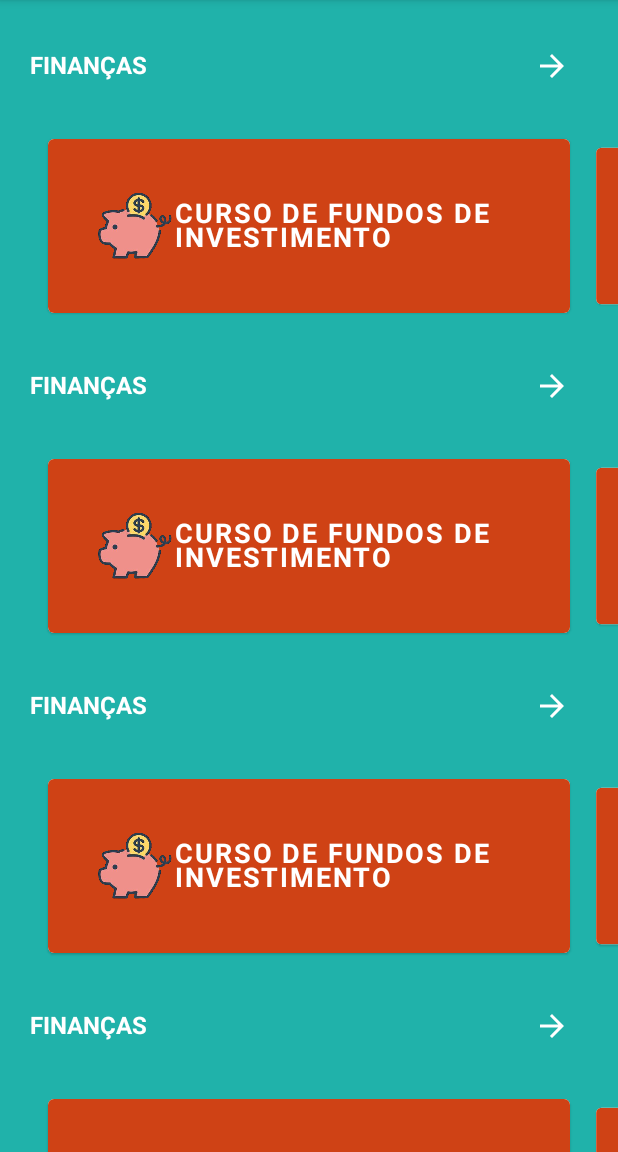
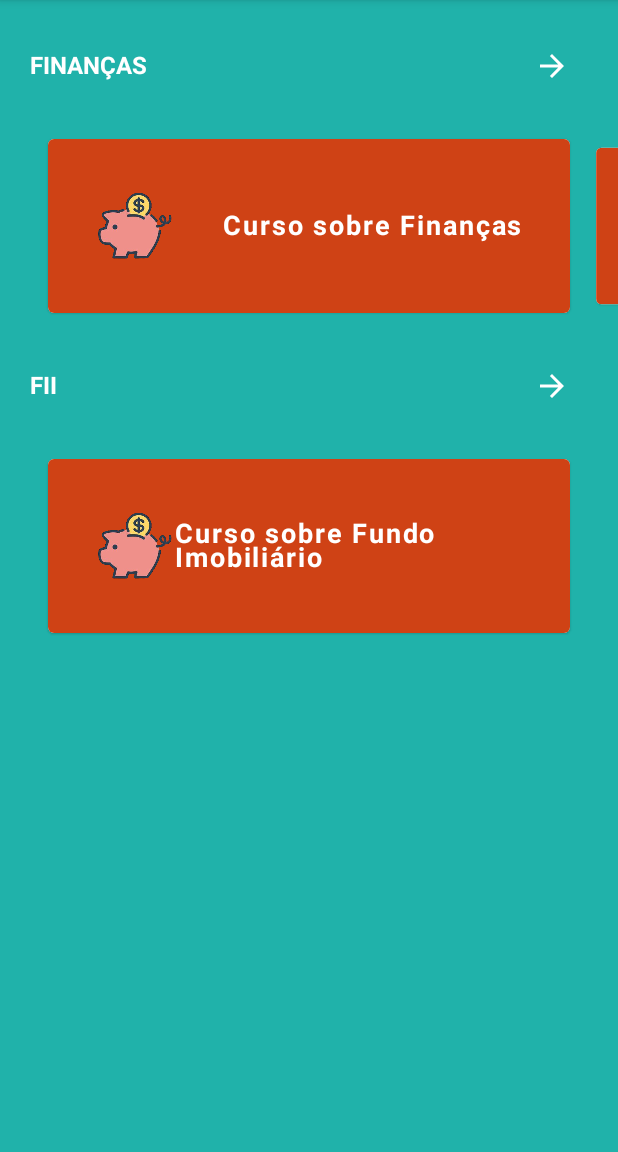
Before and after one commit to DanieleStein/Jupiter, an Android app built with Jetpack Compose: the CourseScreen screen opened through its navigation route, after a tap on "Profile", on a phone screen of 412 x 824 dp, the part 84-1236 px from its top. Run offline under Robolectric (Android 15) with nearby library versions, the phone set to English and light mode, and no system bars; our stand-ins replace accompanist.

Commit message:
Dados mocados na tela de cursos

```diff
--- a/androidApp/src/main/java/br/com/jupiter/android/Navigator.kt
+++ b/androidApp/src/main/java/br/com/jupiter/android/Navigator.kt
@@ -6,12 +6,15 @@ import androidx.navigation.NavHostController
 import androidx.navigation.compose.NavHost
 import androidx.navigation.compose.composable
 import androidx.navigation.compose.rememberNavController
+import br.com.jupiter.Objects.Mock
+import br.com.jupiter.android.components.CardCourse
 import br.com.jupiter.android.content.ContentScreen
 import br.com.jupiter.android.courses.CourseScreen
 import br.com.jupiter.android.login.LoginScreen
 import br.com.jupiter.android.orders.OrderScreen
 import br.com.jupiter.android.registerPayment.RegisterPaymentScreen
 import br.com.jupiter.android.registerUser1.RegisterUserScreen
+import br.com.jupiter.model.Curso
 import br.com.jupiter.model.Usuario
 
 
@@ -26,8 +29,6 @@ fun Navigator(
     initial: Route = Route.LOGIN
 ) {
 
-    lateinit var usuario: Usuario
-
 
     NavHost(
         navController = navHostController,
@@ -39,17 +40,23 @@ fun Navigator(
 
         composable(Route.LOGIN.name) {
             LoginScreen(
-                onHomeNavigate = {navHostController.navigate(Route.COURSES.name)},
-                onCreateNavigate = {navHostController.navigate(Route.CREATE.name)}
+                onHomeNavigate = { navHostController.navigate(Route.COURSES.name) },
+                onCreateNavigate = { navHostController.navigate(Route.CREATE.name) }
             )
 
         }
 
         composable(Route.COURSES.name) {
             CourseScreen()
+        }
 
-            //navHostController.navigate(Route.CONTENT.name)
-        }
+ /*       composable(Route.CARD.name) {
+            CardCourse(onNavigateDetails = { conteudo ->
+                println(conteudo)
+                navHostController.navigate(Route.LOGIN.name)
+            }, curso = ""
+            )
+        }*/
 
         composable(Route.CREATE.name) {
             RegisterUserScreen(
--- a/androidApp/src/main/java/br/com/jupiter/android/components/CardCourse.kt
+++ b/androidApp/src/main/java/br/com/jupiter/android/components/CardCourse.kt
@@ -18,14 +18,18 @@ import androidx.compose.ui.unit.lerp
 import androidx.compose.ui.unit.sp
 import androidx.compose.ui.util.lerp
 import androidx.navigation.compose.rememberNavController
+import br.com.jupiter.Objects.Mock
 import br.com.jupiter.android.R
+import br.com.jupiter.model.Categorias
+import br.com.jupiter.model.Conteudo
+import br.com.jupiter.model.Curso
 import com.google.accompanist.pager.ExperimentalPagerApi
 import com.google.accompanist.pager.HorizontalPager
 import com.google.accompanist.pager.calculateCurrentOffsetForPage
 import kotlin.math.absoluteValue
 
 @Composable
-fun CardCourse(curso: String, onCardNavigation: () -> Unit) {
+fun CardCourse(curso: String, onNavigateDetails: (Curso) -> Unit = {}) {
     Column(
         modifier = Modifier
             .background(Color(0xFFCF4215))
@@ -33,10 +37,13 @@ fun CardCourse(curso: String, onCardNavigation: () -> Unit) {
             .padding(horizontal = 23.dp, vertical = 23.dp)
             .fillMaxWidth()
             .clickable {
-        onCardNavigation.invoke()
+                //
             }
     ) {
-    TextButton(onClick = { /*TODO*/ }) {
+        TextButton(onClick = {
+            println("Entrei")
+            //onNavigateDetails.invoke(curso)
+        }) {
             Row(
                 verticalAlignment = Alignment.CenterVertically
             ) {
@@ -48,7 +55,12 @@ fun CardCourse(curso: String, onCardNavigation: () -> Unit) {
                     )
                 }
                 Spacer(modifier = Modifier.weight(1f))
-        Text(curso, fontSize = 18.sp, fontWeight = FontWeight.Bold, color = Color.White)
+                Text(
+                    curso,
+                    fontSize = 18.sp,
+                    fontWeight = FontWeight.Bold,
+                    color = Color.White
+                )
             }
         }
     }
@@ -56,17 +68,18 @@ fun CardCourse(curso: String, onCardNavigation: () -> Unit) {
 
 @OptIn(ExperimentalPagerApi::class)
 @Composable
-fun CardCourseGroup() {
-  val navController = rememberNavController()
+fun CardCourseGroup(categoria: String) {
+
+    val cursos: List<Curso> = Mock.listaDeCursos
+    val cursosFiltrados: List<Curso> = cursos.filter { it.curso.toString() == categoria }
 
     HorizontalPager(
-    count = 4,
+        count = cursosFiltrados.size,
         contentPadding = PaddingValues(horizontal = 32.dp),
-    modifier = Modifier.height(125.dp)) {
-      page ->
+        modifier = Modifier.height(125.dp)
+    ) { page ->
         val pageOffset = calculateCurrentOffsetForPage(page).absoluteValue
         Card(
-
             contentColor = Color.White,
             modifier = Modifier.graphicsLayer {
                 lerp(
@@ -77,11 +90,9 @@ fun CardCourseGroup() {
                     scaleY = it
                     scaleX = it
                 }
-
             }
         ) {
-      CardCourse(curso = "CURSO DE FUNDOS DE INVESTIMENTO") {}
-
+            CardCourse(curso = cursosFiltrados[page].titulo) {}
         }
     }
 }
@@ -89,11 +100,11 @@ fun CardCourseGroup() {
 @Preview
 @Composable
 fun CardCoursePreview() {
-  CardCourse("CURSO DE FUNDOS DE INVESTIMENTO"){}
+    CardCourse("Curso sobre Finanças") {}
 }
 
 @Preview
 @Composable
 fun CardCourseGroupPreview() {
-  CardCourseGroup()
+    CardCourseGroup(Categorias.FII.name)
 }
--- a/androidApp/src/main/java/br/com/jupiter/android/content/ContentScreen.kt
+++ b/androidApp/src/main/java/br/com/jupiter/android/content/ContentScreen.kt
@@ -29,13 +29,13 @@ fun ContentScreen(function: () -> Unit) {
             containerColor = Color(0xFF20B2AA),
         ) {
             LazyColumn(modifier = Modifier.padding(it)) {
-                val curso = Mock.curso
+                val curso = Mock.curso1
                 val listaDeConteudo: List<Conteudo>? = curso.conteudo
 
                 item {
                     Row(modifier = Modifier.padding(vertical = 10.dp, horizontal = 16.dp)) {
                         Card() {
-                            CardCourse(curso = curso.curso, {})
+                            CardCourse(curso = curso.titulo) {}
                         }
                     }
                 }
--- a/androidApp/src/main/java/br/com/jupiter/android/courses/CourseScreen.kt
+++ b/androidApp/src/main/java/br/com/jupiter/android/courses/CourseScreen.kt
@@ -23,6 +23,7 @@ import androidx.compose.ui.unit.sp
 import br.com.jupiter.android.MyApplicationTheme
 import br.com.jupiter.android.components.CardCourseGroup
 import br.com.jupiter.android.components.TopBarPerfil
+import br.com.jupiter.model.Categorias
 
 @OptIn(ExperimentalMaterial3Api::class)
 @Composable
@@ -33,9 +34,12 @@ fun CourseScreen() {
             containerColor = Color(0xFF20B2AA),
         ) {
 
-
             Spacer(modifier = Modifier.height(50.dp))
             LazyColumn(modifier = Modifier.padding(it)) {
+
+                val categorias: Array<Categorias> = Categorias.values()
+
+                for (categoria in categorias) {
 
                     item {
                         Row(
@@ -43,7 +47,12 @@ fun CourseScreen() {
                                 .padding(20.dp),//Espaço entre as bordas do Texto
                             verticalAlignment = Alignment.CenterVertically //alinhados na vertical
                         ) {
-           Text(text = "FINANÇAS", fontSize = 16.sp, fontWeight = FontWeight.Bold, color = Color.White)
+                            Text(
+                                text = categoria.name,
+                                fontSize = 16.sp,
+                                fontWeight = FontWeight.Bold,
+                                color = Color.White
+                            )
                             Spacer(modifier = Modifier.weight(1f)) //espaço entre a escrita e a seta
                             IconButton(onClick = { /*TODO*/ }) {
                                 Icon(Icons.Filled.ArrowForward, "backIcon", tint = Color.White)
@@ -52,74 +61,7 @@ fun CourseScreen() {
                     }
 
                     item {
-         CardCourseGroup()
-       }
-
-       item {
-         Row(
-           modifier = Modifier
-             .padding(20.dp),//Espaço entre as bordas do Texto
-           verticalAlignment = Alignment.CenterVertically //alinhados na vertical
-         ) {
-           Text(text = "FINANÇAS", fontSize = 16.sp, fontWeight = FontWeight.Bold, color = Color.White)
-           Spacer(modifier = Modifier.weight(1f)) //espaço entre a escrita e a seta
-           IconButton(onClick = { /*TODO*/ }) {
-             Icon(Icons.Filled.ArrowForward, "backIcon", tint = Color.White)
-           }
-         }
-       }
-
-       item {
-         CardCourseGroup()
-       }
-
-       item {
-         Row(
-           modifier = Modifier
-             .padding(20.dp),//Espaço entre as bordas do Texto
-           verticalAlignment = Alignment.CenterVertically //alinhados na vertical
-         ) {
-           Text(text = "FINANÇAS", fontSize = 16.sp, fontWeight = FontWeight.Bold, color = Color.White)
-           Spacer(modifier = Modifier.weight(1f)) //espaço entre a escrita e a seta
-           IconButton(onClick = { /*TODO*/ }) {
-             Icon(Icons.Filled.ArrowForward, "backIcon", tint = Color.White)
-           }
-         }
-       }
-
-       item {
-         CardCourseGroup()
-       }
-
-       item {
-         Row(
-           modifier = Modifier
-             .padding(20.dp),//Espaço entre as bordas do Texto
-           verticalAlignment = Alignment.CenterVertically //alinhados na vertical
-         ) {
-           Text(text = "FINANÇAS", fontSize = 16.sp, fontWeight = FontWeight.Bold, color = Color.White)
-           Spacer(modifier = Modifier.weight(1f)) //espaço entre a escrita e a seta
-           IconButton(onClick = { /*TODO*/ }) {
-             Icon(Icons.Filled.ArrowForward, "backIcon", tint = Color.White)
-           }
-         }
-       }
-
-       item {
-         CardCourseGroup()
-       }
-
-       item {
-         Row(
-           modifier = Modifier
-             .padding(20.dp),//Espaço entre as bordas do Texto
-           verticalAlignment = Alignment.CenterVertically //alinhados na vertical
-         ) {
-           Text(text = "MAIS CURSOS", fontSize = 16.sp, fontWeight = FontWeight.Bold, color = Color.White)
-           Spacer(modifier = Modifier.weight(1f)) //espaço entre a escrita e a seta
-           IconButton(onClick = { /*TODO*/ }) {
-             Icon(Icons.Filled.ArrowForward, "backIcon", tint = Color.White)
-           }
+                        CardCourseGroup(categoria.name)
                     }
                 }
             }
--- a/shared/src/commonMain/kotlin/br/com/jupiter/model/Cartao.kt
+++ b/shared/src/commonMain/kotlin/br/com/jupiter/model/Cartao.kt
@@ -1,4 +1,5 @@
 package br.com.jupiter.model
+
 
 data class Cartao(
     val id: Long,
--- a/shared/src/commonMain/kotlin/br/com/jupiter/model/Curso.kt
+++ b/shared/src/commonMain/kotlin/br/com/jupiter/model/Curso.kt
@@ -1,8 +1,12 @@
 package br.com.jupiter.model
+
+enum class Categorias(nome: String) {
+    FINANÇAS("Finanças"), FII("Fundo Imobiliário"),
+}
 
 data class Curso(
     val id: Long,
-    val curso: String,
+    val curso: Categorias, //categoria
     val titulo: String,
     val descricao: String,
     val conteudo: List<Conteudo>?,
```
Also changed, not shown: shared/src/commonMain/kotlin/br/com/jupiter/Objects/Mock.kt (+24 -5 lines). Lines whose indentation alone changed are shown as unchanged.
